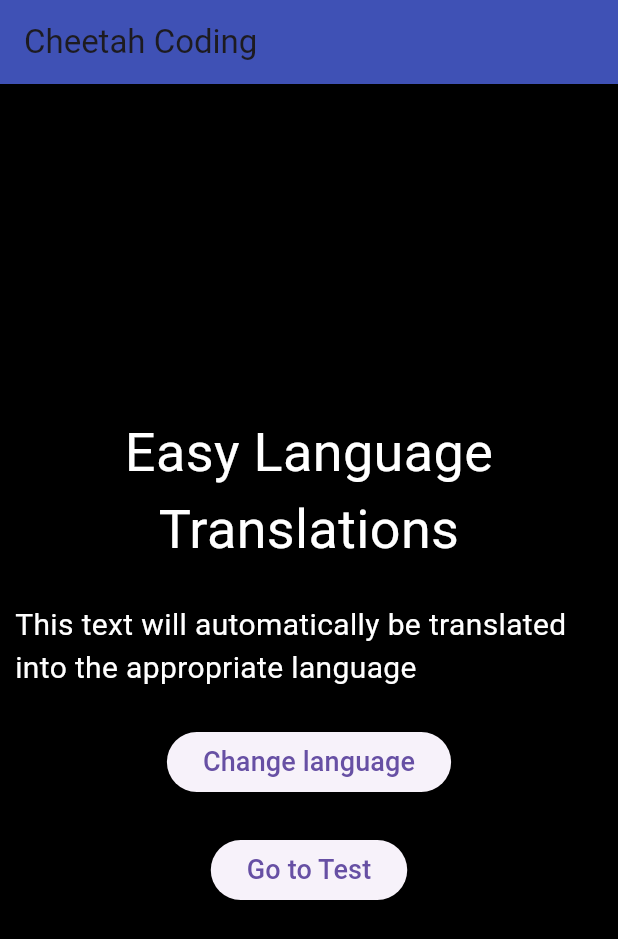
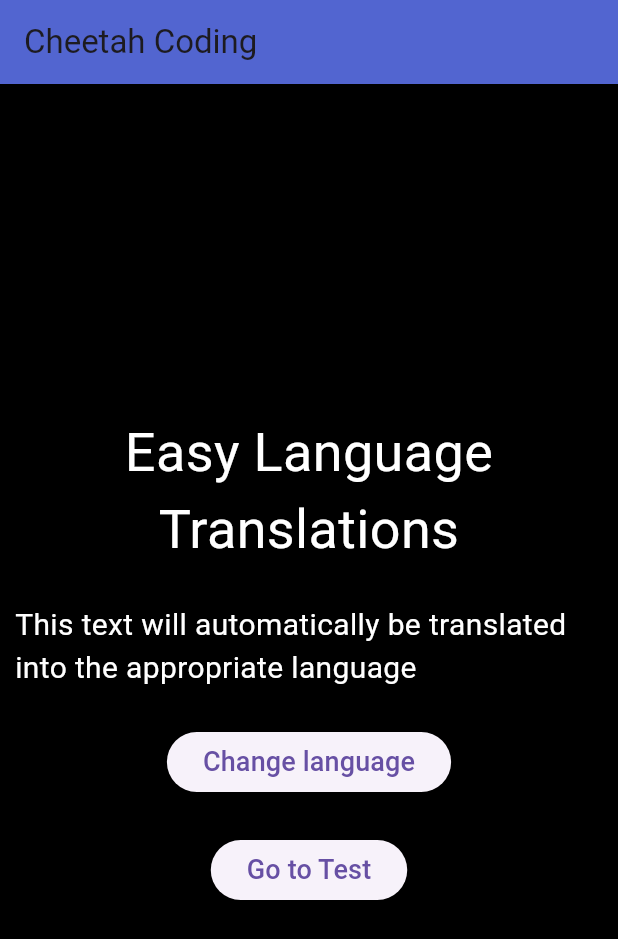
Before and after one commit to vanshika2528/projectDevOps, a Flutter app: the screen it shows after launch, on a phone screen of 412 x 824 dp. Shown: the top 939 px of the screen. Run offline on Flutter 3.47's test engine with Material 3 defaults, Android fonts, the phone set to English and light mode, and no system bars; our stand-ins replace get.

Commit message:
Second commit

```diff
--- a/lib/main.dart
+++ b/lib/main.dart
@@ -14,7 +14,7 @@ class MyApp extends StatelessWidget {
       locale: Get.deviceLocale,
       debugShowCheckedModeBanner: false,
       theme: ThemeData(
-        appBarTheme: AppBarTheme(color: Colors.indigo),
+        appBarTheme: AppBarTheme(color: const Color.fromARGB(255, 82, 101, 208)),
       ),
       home: Home(),
       routes: {
--- a/lib/screens/test.dart
+++ b/lib/screens/test.dart
@@ -12,7 +12,7 @@ class Test extends StatelessWidget {
         color: Colors.black,
         child: Center(
           child: Text(
-            "justtesting".tr,
+            "just testing".tr,
             style: TextStyle(
               color: Colors.white,
               fontSize: 30,
```
